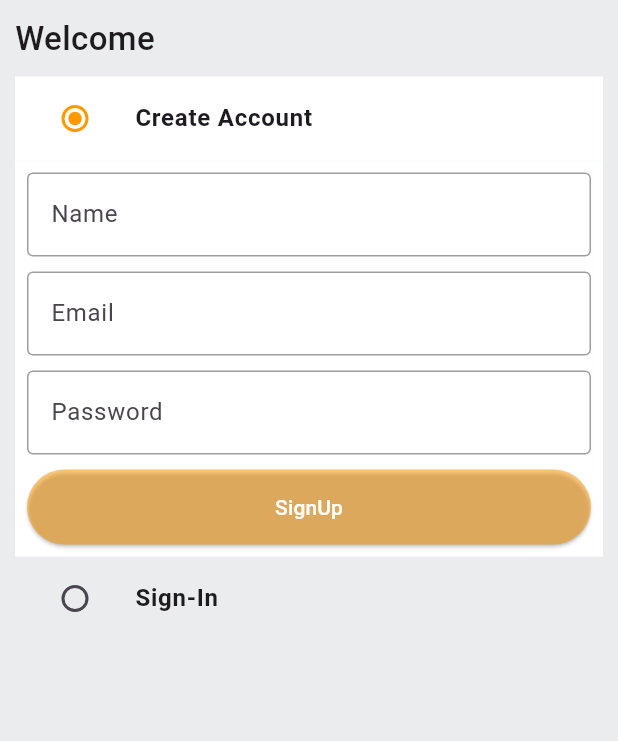
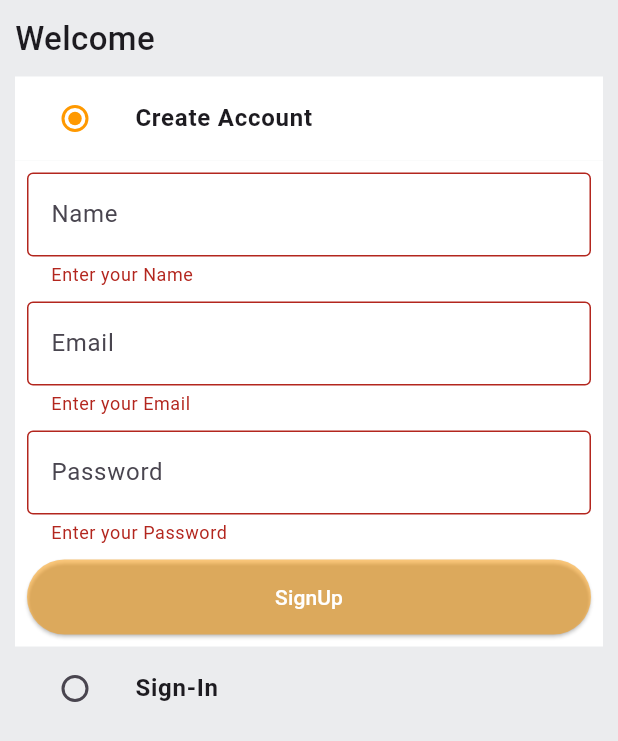
Before and after one commit to JakariaKhan-CSE/amazon-clone-using-flutter-and-node-js, a Flutter app: the screen it shows after launch, after a tap on "SignUp", on a phone screen of 412 x 824 dp. Shown: the top 741 px of the screen. Run offline on Flutter 3.47's test engine with Material 3 defaults, Android fonts, the phone set to English and light mode, and no system bars.

Commit message:
successfully signup user. needed to change ip to ipconfig

```diff
--- a/lib/common/widget/custom_textfield.dart
+++ b/lib/common/widget/custom_textfield.dart
@@ -17,6 +17,13 @@ class CustomTextField extends StatelessWidget {
             borderSide: BorderSide(color: Colors.black38)
         )
       ),
+      validator: (val){
+        if(val == null || val.isEmpty)
+          {
+            return 'Enter your $hintText'; // see this
+          }
+        return null;
+      },
     );
   }
 }
--- a/lib/constants/global_variable.dart
+++ b/lib/constants/global_variable.dart
@@ -1,4 +1,9 @@
 import 'package:flutter/material.dart';
+
+// this is my laptop ipv4 address. find cmd ipconfig. 3000 is port number which defined by node js
+// String url = 'http://10.0.0.101:3000';   //10.0.0.101
+//192.168.0.104
+String url = 'http://192.168.0.104:3000';
 class GlobalVariables {
   static const appBarGradient = LinearGradient(
     colors: [
--- /dev/null
+++ b/lib/constants/utils.dart
@@ -0,0 +1,6 @@
+import 'package:flutter/material.dart';
+
+void showSnackbar(BuildContext context,String text, Color color)
+{
+  ScaffoldMessenger.of(context).showSnackBar(SnackBar(content: Text(text,style: TextStyle(color: color),)));
+}
--- a/lib/features/auth/screen/auth_screen.dart
+++ b/lib/features/auth/screen/auth_screen.dart
@@ -1,6 +1,7 @@
 import 'package:amazon_clone/common/widget/customButton.dart';
 import 'package:amazon_clone/common/widget/custom_textfield.dart';
 import 'package:amazon_clone/constants/global_variable.dart';
+import 'package:amazon_clone/services/auth_service.dart';
 import 'package:flutter/cupertino.dart';
 import 'package:flutter/material.dart';
 
@@ -18,12 +19,18 @@ class AuthScreen extends StatefulWidget {
 }
 
 class _AuthScreenState extends State<AuthScreen> {
+  final AuthService authService = AuthService();
   final _nameController = TextEditingController();
   final _passwordController = TextEditingController();
   final _emailController = TextEditingController();
   final _signInFormkey = GlobalKey<FormState>();
   final _signUpFormkey = GlobalKey<FormState>();
   Auth _auth = Auth.signUp;
+
+  void signUpUser()
+  {
+    authService.signUpUser(context: context, email: _emailController.text, name: _nameController.text, password: _passwordController.text);
+  }
   @override
   void dispose() {
     // TODO: implement dispose
@@ -76,7 +83,9 @@ class _AuthScreenState extends State<AuthScreen> {
                             CustomTextField(controller: _passwordController, hintText: "Password"),
                             SizedBox(height: 10,),
                             CustomButton(text: 'SignUp', onTap: (){
-
+          if(_signUpFormkey.currentState!.validate()){
+            signUpUser();
+          }
                             })
 
                           ],
--- a/lib/model/users.dart
+++ b/lib/model/users.dart
@@ -0,0 +1,46 @@
+import 'dart:convert';
+
+class User{
+  final String id;
+  final String name;
+  final String email;
+
+  final String password;
+  final String address;
+  final String type;
+  final String token;
+
+  User({required this.id,required this.email, required this.name, required this.password, required this.address, required this.type, required this.token});
+
+  Map<String,dynamic> toMap()
+  {
+    return {
+      "id": id,
+      "name": name,
+      "email": email,
+      "password": password,
+      "address": address,
+      "type": type,
+      "token": token
+    };
+  }
+
+  factory User.fromMap(Map<String,dynamic> map)
+  {
+    return User(
+        id: map['_id'] ?? '',  // id na diye _id diya hosse karon database a _id aivabe thake default
+        name: map['name'] ?? '',
+        password: map['password'] ?? '',
+        address: map['address'] ?? '',
+        type: map['type'] ?? '',
+        token: map['token'] ?? '',
+        email: map['email'] ?? ''
+    );
+  }
+
+  String toJson()=> jsonEncode(toMap());  // backend e pathanor jonno json ke encode korbe
+
+  factory User.fromJson(String source) => User.fromJson(jsonDecode(source));
+
+
+}
--- a/pubspec.yaml
+++ b/pubspec.yaml
@@ -35,6 +35,8 @@ dependencies:
   # The following adds the Cupertino Icons font to your application.
   # Use with the CupertinoIcons class for iOS style icons.
   cupertino_icons: ^1.0.6
+  http: ^1.2.1
+
 
 dev_dependencies:
   flutter_test:
```
Also changed, not shown: lib/constants/error_handling.dart (added, +24 -0 lines), lib/services/auth_service.dart (+20 -1 lines), pubspec.lock.
